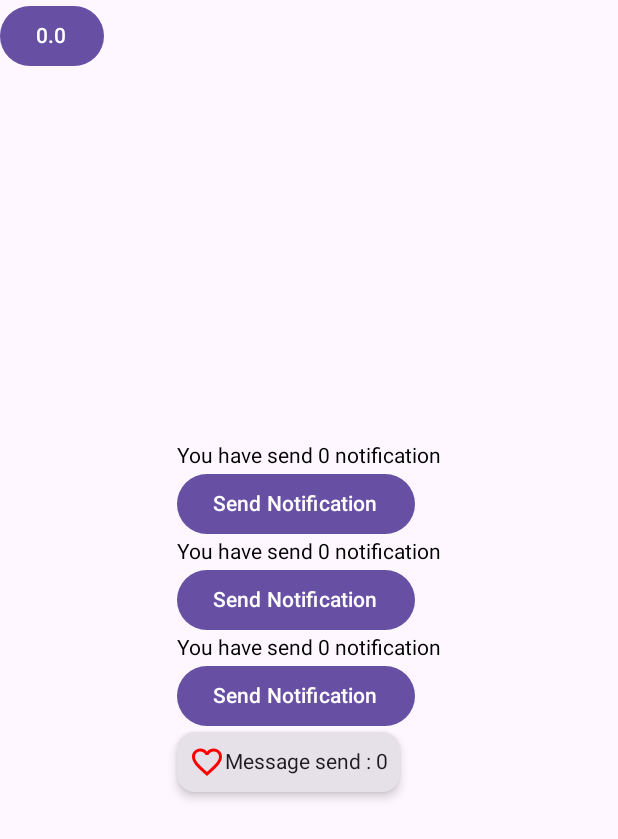
After one commit to aman1sr/Android-Concepts-Learning, an Android app built with Jetpack Compose: the RecompositionActivity screen opened directly, with no data from a screen before it, on a phone screen of 412 x 824 dp. The commit adds this screen. Shown: the top 839 px of the screen. Run offline under Robolectric (Android 15) with nearby library versions, the phone set to English and light mode, and no system bars.

Commit message:
check .aar file

```diff
--- a/app/build.gradle.kts
+++ b/app/build.gradle.kts
@@ -70,9 +70,13 @@ dependencies {
     implementation("androidx.compose.material:material:1.2.0")
     implementation("androidx.compose.material3:material3")
     implementation(platform("androidx.compose:compose-bom:2023.03.00"))
+    implementation(platform("androidx.compose:compose-bom:2023.03.00"))
+    implementation(platform("androidx.compose:compose-bom:2023.03.00"))
 
     androidTestImplementation(platform("androidx.compose:compose-bom:2023.03.00"))
     androidTestImplementation("androidx.compose.ui:ui-test-junit4")
+    androidTestImplementation(platform("androidx.compose:compose-bom:2023.03.00"))
+    androidTestImplementation(platform("androidx.compose:compose-bom:2023.03.00"))
     androidTestImplementation(platform("androidx.compose:compose-bom:2023.03.00"))
     debugImplementation("androidx.compose.ui:ui-tooling")
     debugImplementation("androidx.compose.ui:ui-test-manifest")
--- /dev/null
+++ b/app/src/main/java/com/petofy/androidarchdemoprojects/compose/RecompositionActivity.kt
@@ -0,0 +1,147 @@
+package com.petofy.androidarchdemoprojects.compose
+
+import android.os.Bundle
+import android.util.Log
+import androidx.activity.ComponentActivity
+import androidx.activity.compose.setContent
+import androidx.compose.foundation.Image
+import androidx.compose.foundation.layout.Arrangement
+import androidx.compose.foundation.layout.Column
+import androidx.compose.foundation.layout.Row
+import androidx.compose.foundation.layout.fillMaxSize
+import androidx.compose.foundation.layout.padding
+import androidx.compose.material3.Button
+import androidx.compose.material3.Card
+import androidx.compose.material3.CardDefaults
+
+import androidx.compose.material3.Text
+import androidx.compose.runtime.Composable
+import androidx.compose.runtime.MutableState
+import androidx.compose.runtime.mutableStateOf
+import androidx.compose.runtime.remember
+import androidx.compose.runtime.saveable.rememberSaveable
+import androidx.compose.ui.Alignment
+import androidx.compose.ui.Modifier
+import androidx.compose.ui.res.painterResource
+import androidx.compose.ui.tooling.preview.Preview
+import androidx.compose.ui.unit.dp
+import com.petofy.androidarchdemoprojects.R
+import com.petofy.androidarchdemoprojects.compose.ui.theme.AndroidArchDemoProjectsTheme
+
+/*
+* cheezy : ved 8: https://www.youtube.com/watch?v=zdCrYONv-ec&list=PLRKyZvuMYSIO9sadcCwR0DR8UPi9bQlev&index=8
+*
+* todo: check compose doc: https://developer.android.com/jetpack/compose/mental-model#:~:text=Jetpack%20Compose%20is%20a%20modern,without%20imperatively%20mutating%20frontend%20views.
+* */
+class RecompositionActivity : ComponentActivity() {
+    override fun onCreate(savedInstanceState: Bundle?) {
+        super.onCreate(savedInstanceState)
+        setContent {
+            recomposable()
+            NotificationScreen()
+        }
+    }
+}
+
+/*ved8: Compose State concept */
+@Preview
+@Composable
+fun NotificationScreen() {
+    var count : MutableState<Int> = rememberSaveable {
+        mutableStateOf(0)
+    }
+    Column(
+        verticalArrangement = Arrangement.Center,
+        horizontalAlignment = Alignment.CenterHorizontally,
+        modifier = Modifier.fillMaxSize(1f)
+    ) {
+        Column {
+            NotificationCounter()       // can't update count
+            NotificationCounter2()      // can remember the state after btn count by : remember{}
+
+            /*state hosting*/
+            NotificationCounter3(count.value,{count.value++})      // can survive screen Orientation by : rememberSaveable{}
+            MessageBar(count.value)
+        }
+    }
+}
+
+@Composable
+fun MessageBar(count: Int) {
+    Card(
+        elevation = CardDefaults.cardElevation(defaultElevation = 4.dp)
+    ) {
+        Row(
+            Modifier.padding(8.dp),
+            verticalAlignment = Alignment.CenterVertically
+        ) {
+            Image(painter = painterResource(id = R.drawable.ic_fav), contentDescription = "")
+            Text(text = "Message send : $count")
+        }
+    }
+}
+
+@Composable
+fun NotificationCounter3(count: Int, increment: ()-> Unit) {
+
+    Column(verticalArrangement = Arrangement.Center) {
+        Text(text = "You have send ${count} notification")
+        Button(onClick = {
+//            count.value++
+            increment.invoke()
+            Log.d("CoderTag_d", "Btn clicked: ")
+        }) {
+            Text(text = "Send Notification")
+        }
+    }
+}
+
+@Composable
+fun NotificationCounter2() {
+    var count: MutableState<Int> = remember {
+        mutableStateOf(0)
+    }
+    Column(verticalArrangement = Arrangement.Center) {
+        Text(text = "You have send ${count.value} notification")
+        Button(onClick = {
+            count.value++
+            Log.d("CoderTag_d", "Btn clicked: ")
+        }) {
+            Text(text = "Send Notification")
+        }
+    }
+}
+
+@Composable
+fun NotificationCounter() {
+    var count = 0
+    Column(verticalArrangement = Arrangement.Center) {
+        Text(text = "You have send $count notification")
+        Button(onClick = {
+            count++
+            Log.d("CoderTag_d", "Btn clicked: ")
+        }) {
+            Text(text = "Send Notification")
+        }
+    }
+}
+
+/*ved7 : recomposition*/
+@Preview
+@Composable
+fun recomposable() {
+    // NOTE: mutableStateOf --  the role of mutableStateOf is to manage a value that can change over time and trigger UI updates (recompositions) when those changes happen.
+    val state = remember {
+        mutableStateOf(0.0)
+    }
+    Log.d("recomposable_d", "recomposable during initial Logged: ")
+    Button(onClick = {
+        state.value = Math.random()
+    }) {
+        Log.d(
+            "recomposable_d",
+            "recomposable during both composition & recomposition: ${state.value.toString()}"
+        )
+        Text(text = state.value.toString())
+    }
+}
--- a/app/src/main/java/com/petofy/androidarchdemoprojects/dagger/sharedpref/DaggerSharedPrefActivity.kt
+++ b/app/src/main/java/com/petofy/androidarchdemoprojects/dagger/sharedpref/DaggerSharedPrefActivity.kt
@@ -10,15 +10,12 @@ import javax.inject.Inject
 class DaggerSharedPrefActivity : AppCompatActivity() {
     lateinit var binding : ActivityDaggerSharedPrefBinding
 
-//    @Inject
-//    lateinit var sharedPreferences : SharedPreferences
-//    private lateinit var sharedPreferenceComponent: SharedPreferenceComponent
 
     override fun onCreate(savedInstanceState: Bundle?) {
         super.onCreate(savedInstanceState)
         binding = ActivityDaggerSharedPrefBinding.inflate(layoutInflater)
         setContentView(binding.root)
-
+// now my feeling very good and energetic
         binding.saveBtn.setOnClickListener {
             saveInputField()
         }
@@ -26,7 +23,6 @@ class DaggerSharedPrefActivity : AppCompatActivity() {
             displaySavedField()
         }
 
-//        sharedPreferenceComponent =
 
 
     }
--- a/app/src/main/java/com/petofy/androidarchdemoprojects/flow/FlowActivity.kt
+++ b/app/src/main/java/com/petofy/androidarchdemoprojects/flow/FlowActivity.kt
@@ -26,7 +26,10 @@ import kotlinx.coroutines.flow.onStart
 import kotlinx.coroutines.flow.toList
 import kotlinx.coroutines.launch
 import kotlin.system.measureTimeMillis
-
+/*
+* Flow 101 proDev (https://proandroiddev.com/kotlin-flows-in-android-summary-8e092040fb3a)
+* amitShekhar git (https://github.com/amitshekhariitbhu/Learn-Kotlin-Flow)
+* */
 class FlowActivity : AppCompatActivity() {
     companion object{
         val TAG = "FlowActivity_d"
@@ -318,7 +321,6 @@ class FlowActivity : AppCompatActivity() {
                 Log.d(TAG, " consumed_d1: ${it.toString()}")
             }
         }
-
     }
 
 
--- a/app/src/main/java/com/petofy/androidarchdemoprojects/room/curd/NoteApplication.kt
+++ b/app/src/main/java/com/petofy/androidarchdemoprojects/room/curd/NoteApplication.kt
@@ -7,4 +7,6 @@ class NoteApplication : Application() {
     // rather than when the application starts
     val database by lazy { WordRoomDatabase.getDatabase(this) }
     val repository by lazy { NoteRepo(database.noteDao()) }
+
+
 }
--- a/app/src/main/java/com/petofy/androidarchdemoprojects/room/curd/TodoActivity.kt
+++ b/app/src/main/java/com/petofy/androidarchdemoprojects/room/curd/TodoActivity.kt
@@ -15,7 +15,6 @@ import com.petofy.androidarchdemoprojects.databinding.ActivityTodoBinding
 import com.petofy.androidarchdemoprojects.databinding.AlertDialogEtBinding
 /*
 * room CURD operation (https://medium.com/huawei-developers/room-database-with-kotlin-mvvm-architecture-477c3ad3c264)
-*
 * */
 class TodoActivity : AppCompatActivity() {
     lateinit var binding: ActivityTodoBinding
@@ -41,7 +40,6 @@ class TodoActivity : AppCompatActivity() {
         itemSwipeDelete()
 
         updateNoteLambdaClicked()
-
     }
 
     private fun updateNoteLambdaClicked() {
--- a/app/src/main/res/values/strings.xml
+++ b/app/src/main/res/values/strings.xml
@@ -10,4 +10,6 @@
     <string name="hello_blank_fragment">Hello blank fragment</string>
     <string name="title_activity_demo_compose">DemoComposeActivity</string>
     <string name="title_activity_demo_compose_list">DemoComposeList</string>
+    <string name="title_activity_recomposition">RecompositionActivity</string>
+    <string name="title_activity_basic_compose">BasicComposeActivity</string>
 </resources>
```
Also changed, not shown: app/src/main/AndroidManifest.xml (+25 -10 lines), app/src/main/java/com/petofy/androidarchdemoprojects/compose/BasicComposeActivity.kt (added, +78 -0 lines), app/src/main/java/com/petofy/androidarchdemoprojects/compose/DemoComposeList.kt (+32 -2 lines), app/src/main/java/com/petofy/androidarchdemoprojects/dagger/sharedpref/SharedPreferenceComponent.kt (deleted, +0 -11 lines), app/src/main/java/com/petofy/androidarchdemoprojects/dagger/sharedpref/SharedPreferenceModule.kt (deleted, +0 -26 lines).
